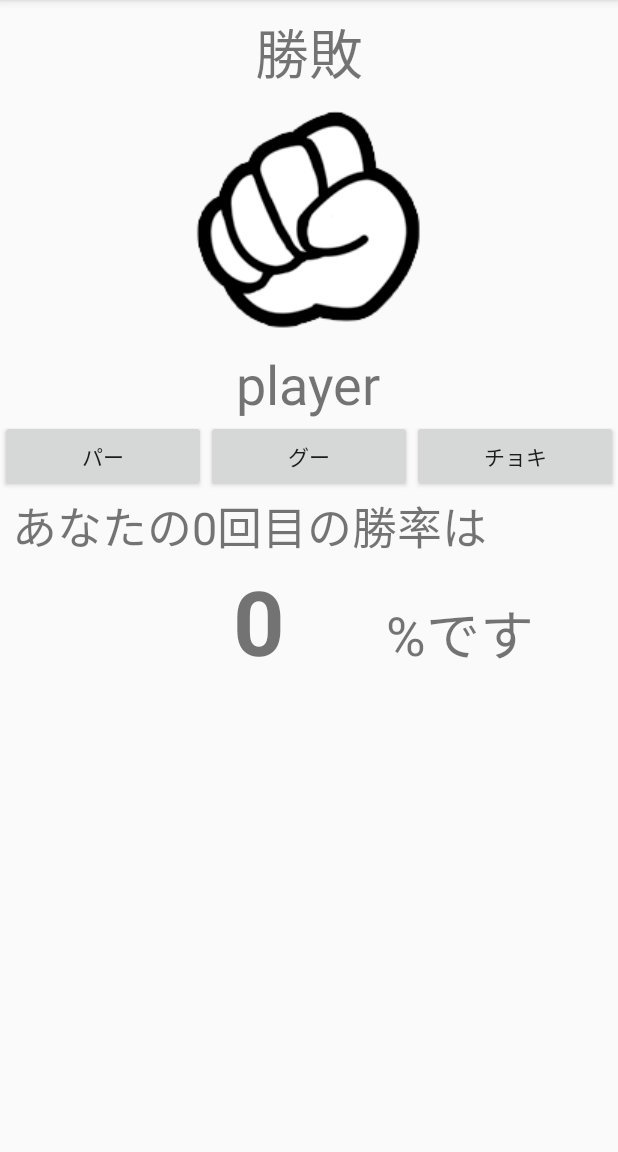
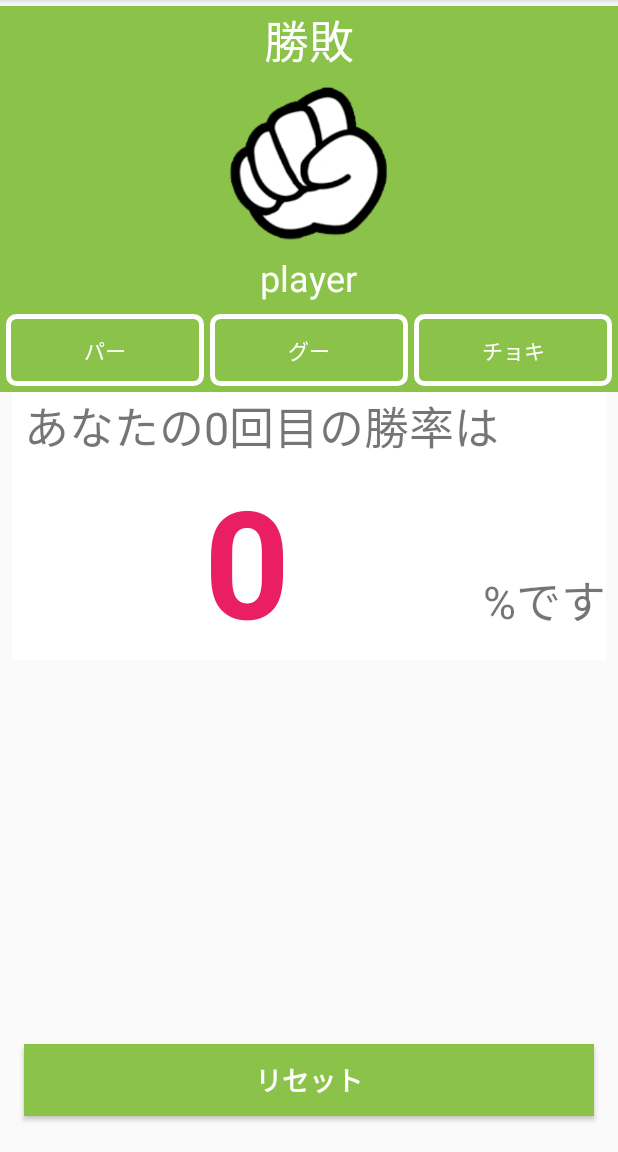
Before and after one commit to giraffecandy/JankenPercentage2, an Android app: the screen it shows after launch (MainActivity), on a phone screen of 412 x 824 dp, the part 84-1236 px from its top. Run offline under Robolectric (Android 15) with nearby library versions, the phone set to English and light mode, and no system bars.

Commit message:
レイアウト、リセットボタン

```diff
--- a/app/src/main/java/app/babachan/jankenpercentage2/MainActivity.kt
+++ b/app/src/main/java/app/babachan/jankenpercentage2/MainActivity.kt
@@ -31,7 +31,7 @@ class MainActivity : AppCompatActivity() {
                 1 -> {
                     cpu.setImageResource(R.drawable.choki2)
                     result.text = "あなたの勝ちです"
-                    result.setTextColor(Color.RED)
+                    result.setTextColor(Color.parseColor("#E91e63"))
                     countWin += 1.0
                 }
 
@@ -66,7 +66,7 @@ class MainActivity : AppCompatActivity() {
                 1 -> {
                     cpu.setImageResource(R.drawable.paa2)
                     result.text = "あなたの勝ちです"
-                    result.setTextColor(Color.RED)
+                    result.setTextColor(Color.parseColor("#e91e63"))
                     countWin++
                 }
 
@@ -100,7 +100,7 @@ class MainActivity : AppCompatActivity() {
                 1 -> {
                     cpu.setImageResource(R.drawable.goo2)
                     result.text = "あなたの勝ちです"
-                    result.setTextColor(Color.RED)
+                    result.setTextColor(Color.parseColor("#E91e63"))
                     countWin++
                 }
 
@@ -115,9 +115,15 @@ class MainActivity : AppCompatActivity() {
             val countCalc = countCalcd * 100
             percentageTextView.text = countCalc.toLong().toString()
 
-
         }
         numberTextView.text = countAll.toString()
+
+        resetButton.setOnClickListener {
+            countAll = 0
+            countWin = 0.0
+            numberTextView.text = "0"
+            percentageTextView.text = "0"
+        }
     }
 
 
--- /dev/null
+++ b/app/src/main/res/drawable/button_background.xml
@@ -0,0 +1,10 @@
+<?xml version="1.0" encoding="utf-8"?>
+<selector xmlns:android="http://schemas.android.com/apk/res/android">
+    <item>
+        <shape android:shape="rectangle">
+            <corners android:radius="5dp"/>
+            <stroke android:width="3dp" android:color="#FFFFFF"/>
+        </shape>
+    </item>
+
+</selector>
--- a/app/src/main/res/layout/activity_main.xml
+++ b/app/src/main/res/layout/activity_main.xml
@@ -8,10 +8,16 @@
 
     <LinearLayout
         android:id="@+id/linearLayout"
-        android:layout_width="match_parent"
+        android:layout_width="0dp"
         android:layout_height="wrap_content"
-        android:layout_marginTop="8dp"
+        android:layout_marginTop="4dp"
+        android:background="#8BC34A"
+        android:gravity="center"
         android:orientation="vertical"
+        android:paddingBottom="4dp"
+        app:layout_constraintBottom_toTopOf="@+id/linearLayout2"
+        app:layout_constraintEnd_toEndOf="parent"
+        app:layout_constraintStart_toStartOf="parent"
         app:layout_constraintTop_toTopOf="parent">
 
         <TextView
@@ -20,13 +26,16 @@
             android:layout_height="wrap_content"
             android:layout_gravity="center"
             android:text="勝敗"
-            android:textSize="36sp" />
+            android:textColor="#FFFFFF"
+            android:textSize="30sp" />
 
         <ImageView
             android:id="@+id/cpu"
-            android:layout_width="match_parent"
-            android:layout_height="wrap_content"
+            android:layout_width="276dp"
+            android:layout_height="119dp"
             android:layout_gravity="center"
+            android:adjustViewBounds="false"
+            android:scaleType="fitCenter"
             app:srcCompat="@drawable/goo2" />
 
         <TextView
@@ -34,8 +43,10 @@
             android:layout_width="wrap_content"
             android:layout_height="wrap_content"
             android:layout_gravity="center"
+            android:paddingBottom="8dp"
             android:text="player"
-            android:textSize="36sp" />
+            android:textColor="#FFFFFF"
+            android:textSize="24sp" />
 
         <LinearLayout
             android:layout_width="match_parent"
@@ -46,26 +57,37 @@
                 android:id="@+id/paaButton"
                 android:layout_width="0dp"
                 android:layout_height="wrap_content"
+                android:layout_marginStart="4dp"
                 android:layout_weight="1"
-                android:text="パー" />
+                android:background="@drawable/button_background"
+                android:text="パー"
+                android:textColor="#FFFFFF" />
 
             <Button
                 android:id="@+id/gooButton"
                 android:layout_width="0dp"
                 android:layout_height="wrap_content"
+                android:layout_marginStart="4dp"
                 android:layout_weight="1"
-                android:text="グー" />
+                android:background="@drawable/button_background"
+                android:text="グー"
+                android:textColor="#FFFFFF" />
 
             <Button
                 android:id="@+id/chokiButton"
                 android:layout_width="0dp"
                 android:layout_height="wrap_content"
+                android:layout_marginStart="4dp"
+                android:layout_marginEnd="4dp"
                 android:layout_weight="1"
-                android:text="チョキ" />
+                android:background="@drawable/button_background"
+                android:text="チョキ"
+                android:textColor="#FFFFFF" />
         </LinearLayout>
     </LinearLayout>
 
     <LinearLayout
+        android:id="@+id/linearLayout2"
         android:layout_width="match_parent"
         android:layout_height="0dp"
         android:layout_marginStart="8dp"
@@ -80,12 +102,14 @@
         <LinearLayout
             android:layout_width="match_parent"
             android:layout_height="wrap_content"
+            android:background="#FFFFFF"
             android:orientation="horizontal">
 
             <TextView
                 android:id="@+id/textView3"
                 android:layout_width="wrap_content"
                 android:layout_height="wrap_content"
+                android:layout_marginStart="8dp"
                 android:text="あなたの"
                 android:textSize="30sp" />
 
@@ -106,17 +130,19 @@
 
         <LinearLayout
             android:layout_width="match_parent"
-            android:layout_height="match_parent"
+            android:layout_height="wrap_content"
+            android:background="#FFFFFF"
             android:orientation="horizontal">
 
             <TextView
                 android:id="@+id/percentageTextView"
-                android:layout_width="169dp"
+                android:layout_width="match_parent"
                 android:layout_height="wrap_content"
-                android:layout_marginStart="80dp"
+                android:layout_weight="5"
                 android:gravity="center"
                 android:text="0"
-                android:textSize="60sp"
+                android:textColor="#E91E63"
+                android:textSize="100sp"
                 android:textStyle="bold" />
 
             <TextView
@@ -124,7 +150,28 @@
                 android:layout_width="wrap_content"
                 android:layout_height="wrap_content"
                 android:text="%です"
-                android:textSize="36sp" />
+                android:textSize="30sp" />
+
         </LinearLayout>
+
     </LinearLayout>
+
+    <Button
+        android:id="@+id/resetButton"
+        android:layout_width="0dp"
+        android:layout_height="wrap_content"
+        android:layout_marginStart="16dp"
+        android:layout_marginEnd="16dp"
+        android:layout_marginBottom="24dp"
+        android:layout_weight="1"
+        android:background="#8BC34A"
+        android:paddingStart="8dp"
+        android:paddingEnd="8dp"
+        android:text="リセット"
+        android:textColor="#FFFFFF"
+        android:textSize="18sp"
+        android:textStyle="bold"
+        app:layout_constraintBottom_toBottomOf="parent"
+        app:layout_constraintEnd_toEndOf="parent"
+        app:layout_constraintStart_toStartOf="parent" />
 </androidx.constraintlayout.widget.ConstraintLayout>
```
